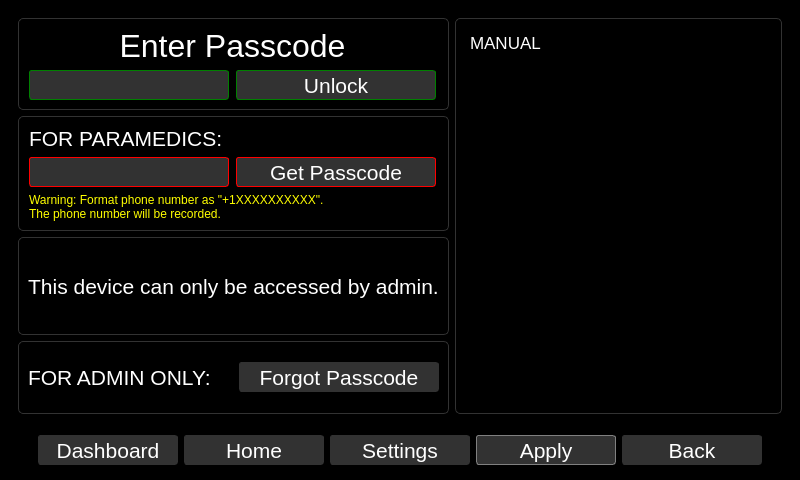
zyl120/Naloxone_Safety_Kit, file qt_design/main_window.ui: the form before one commit.
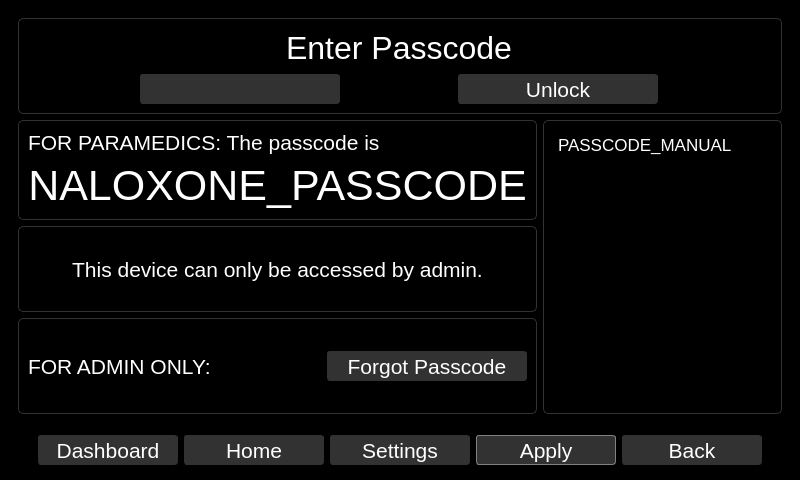
The form after the commit. The open tabs and pages were chosen to show the change.

Commit message: remove retrive passcode function.

What changed in the file:
```diff
--- a/qt_design/main_window.ui
+++ b/qt_design/main_window.ui
@@ -4286,68 +4286,7 @@
       </widget>
       <widget class="QWidget" name="passcodePage">
        <layout class="QGridLayout" name="gridLayout_16">
-        <item row="4" column="0">
-         <widget class="QFrame" name="frame_6">
-          <property name="styleSheet">
-           <string notr="true">.QFrame{border-radius: 5px;border-color:rgb(50,50,50);border-width: 1px;border-style: solid;}</string>
-          </property>
-          <property name="frameShape">
-           <enum>QFrame::StyledPanel</enum>
-          </property>
-          <property name="frameShadow">
-           <enum>QFrame::Raised</enum>
-          </property>
-          <layout class="QGridLayout" name="gridLayout_20">
-           <item row="0" column="2">
-            <widget class="QPushButton" name="forgotPasswordPushButton">
-             <property name="minimumSize">
-              <size>
-               <width>200</width>
-               <height>30</height>
-              </size>
-             </property>
-             <property name="maximumSize">
-              <size>
-               <width>200</width>
-               <height>30</height>
-              </size>
-             </property>
-             <property name="font">
-              <font>
-               <pointsize>16</pointsize>
-              </font>
-             </property>
-             <property name="styleSheet">
-              <string notr="true">color: white; background-color: rgb(50,50,50); border-radius:3px;border-color: rgb(50,50,50);border-width: 1px;border-style: solid;
-</string>
-             </property>
-             <property name="text">
-              <string>Forgot Passcode</string>
-             </property>
-            </widget>
-           </item>
-           <item row="0" column="1">
-            <widget class="QLabel" name="label_10">
-             <property name="font">
-              <font>
-               <pointsize>16</pointsize>
-              </font>
-             </property>
-             <property name="styleSheet">
-              <string notr="true">color:white</string>
-             </property>
-             <property name="text">
-              <string>FOR ADMIN ONLY:</string>
-             </property>
-             <property name="buddy">
-              <cstring>forgotPasswordPushButton</cstring>
-             </property>
-            </widget>
-           </item>
-          </layout>
-         </widget>
-        </item>
-        <item row="1" column="0" rowspan="3">
+        <item row="1" column="0" rowspan="2">
          <layout class="QVBoxLayout" name="verticalLayout_2">
           <item>
            <widget class="QFrame" name="paramedic_frame">
@@ -4360,8 +4299,8 @@
             <property name="frameShadow">
              <enum>QFrame::Raised</enum>
             </property>
-            <layout class="QGridLayout" name="gridLayout_17">
-             <item row="0" column="1" colspan="2">
+            <layout class="QVBoxLayout" name="verticalLayout_33">
+             <item>
               <widget class="QLabel" name="paramedicsLabel">
                <property name="font">
                 <font>
@@ -4372,71 +4311,25 @@
                 <string notr="true">color:white</string>
                </property>
                <property name="text">
-                <string>FOR PARAMEDICS:</string>
+                <string>FOR PARAMEDICS: The passcode is</string>
                </property>
               </widget>
              </item>
-             <item row="3" column="1" colspan="2">
-              <widget class="QLabel" name="label_20">
-               <property name="styleSheet">
-                <string notr="true">color:yellow</string>
-               </property>
-               <property name="text">
-                <string>Warning: Format phone number as &quot;+1XXXXXXXXXX&quot;.
-The phone number will be recorded.</string>
-               </property>
-              </widget>
-             </item>
-             <item row="2" column="1">
-              <widget class="QLineEdit" name="paramedicsPhoneNumberLineEdit">
-               <property name="minimumSize">
-                <size>
-                 <width>200</width>
-                 <height>30</height>
-                </size>
-               </property>
-               <property name="maximumSize">
-                <size>
-                 <width>200</width>
-                 <height>30</height>
-                </size>
-               </property>
+             <item>
+              <widget class="QLabel" name="naloxone_passcode_label">
                <property name="font">
                 <font>
-                 <pointsize>16</pointsize>
+                 <pointsize>32</pointsize>
                 </font>
                </property>
                <property name="styleSheet">
-                <string notr="true">color: white; background-color: rgb(50,50,50); border-radius:3px;border-color: red;border-width: 1px;border-style: solid;
-</string>
+                <string notr="true">color:white</string>
                </property>
-              </widget>
-             </item>
-             <item row="2" column="2">
-              <widget class="QPushButton" name="getPasscodePushButton">
-               <property name="minimumSize">
-                <size>
-                 <width>200</width>
-                 <height>30</height>
-                </size>
-               </property>
-               <property name="maximumSize">
-                <size>
-                 <width>200</width>
-                 <height>30</height>
-                </size>
-               </property>
-               <property name="font">
-                <font>
-                 <pointsize>16</pointsize>
-                </font>
-               </property>
-               <property name="styleSheet">
-                <string notr="true">color: white; background-color: rgb(50,50,50); border-radius:3px;border-color: red;border-width: 1px;border-style: solid;
-</string>
-               </property>
                <property name="text">
-                <string>Get Passcode</string>
+                <string>NALOXONE_PASSCODE</string>
+               </property>
+               <property name="alignment">
+                <set>Qt::AlignCenter</set>
                </property>
               </widget>
              </item>
@@ -4478,7 +4371,68 @@
           </item>
          </layout>
         </item>
-        <item row="0" column="0">
+        <item row="3" column="0">
+         <widget class="QFrame" name="frame_6">
+          <property name="styleSheet">
+           <string notr="true">.QFrame{border-radius: 5px;border-color:rgb(50,50,50);border-width: 1px;border-style: solid;}</string>
+          </property>
+          <property name="frameShape">
+           <enum>QFrame::StyledPanel</enum>
+          </property>
+          <property name="frameShadow">
+           <enum>QFrame::Raised</enum>
+          </property>
+          <layout class="QGridLayout" name="gridLayout_20">
+           <item row="0" column="2">
+            <widget class="QPushButton" name="forgotPasswordPushButton">
+             <property name="minimumSize">
+              <size>
+               <width>200</width>
+               <height>30</height>
+              </size>
+             </property>
+             <property name="maximumSize">
+              <size>
+               <width>200</width>
+               <height>30</height>
+              </size>
+             </property>
+             <property name="font">
+              <font>
+               <pointsize>16</pointsize>
+              </font>
+             </property>
+             <property name="styleSheet">
+              <string notr="true">color: white; background-color: rgb(50,50,50); border-radius:3px;border-color: rgb(50,50,50);border-width: 1px;border-style: solid;
+</string>
+             </property>
+             <property name="text">
+              <string>Forgot Passcode</string>
+             </property>
+            </widget>
+           </item>
+           <item row="0" column="1">
+            <widget class="QLabel" name="label_10">
+             <property name="font">
+              <font>
+               <pointsize>16</pointsize>
+              </font>
+             </property>
+             <property name="styleSheet">
+              <string notr="true">color:white</string>
+             </property>
+             <property name="text">
+              <string>FOR ADMIN ONLY:</string>
+             </property>
+             <property name="buddy">
+              <cstring>forgotPasswordPushButton</cstring>
+             </property>
+            </widget>
+           </item>
+          </layout>
+         </widget>
+        </item>
+        <item row="0" column="0" colspan="2">
          <widget class="QFrame" name="frame_3">
           <property name="autoFillBackground">
            <bool>false</bool>
@@ -4531,7 +4485,7 @@
               </font>
              </property>
              <property name="styleSheet">
-              <string notr="true">color: white; background-color: rgb(50,50,50); border-radius:3px;border-color: green;border-width: 1px;border-style: solid;
+              <string notr="true">color: white; background-color: rgb(50,50,50); border-radius:3px;border-color: rgb(50,50,50);border-width: 1px;border-style: solid;
 </string>
              </property>
              <property name="text">
@@ -4572,7 +4526,7 @@
               </font>
              </property>
              <property name="styleSheet">
-              <string notr="true">color: white; background-color: rgb(50,50,50); border-radius:3px;border-color: green;border-width: 1px;border-style: solid;
+              <string notr="true">color: white; background-color: rgb(50,50,50); border-radius:3px;border-color: rgb(50,50,50);border-width: 1px;border-style: solid;
 </string>
              </property>
              <property name="text">
@@ -4583,7 +4537,7 @@
           </layout>
          </widget>
         </item>
-        <item row="0" column="1" rowspan="5">
+        <item row="1" column="1" rowspan="3">
          <widget class="QFrame" name="frame_7">
           <property name="styleSheet">
            <string notr="true">.QFrame{border-radius: 5px;border-color:rgb(50,50,50);border-width: 1px;border-style: solid;}</string>
@@ -4594,7 +4548,7 @@
           <property name="frameShadow">
            <enum>QFrame::Raised</enum>
           </property>
-          <layout class="QGridLayout" name="gridLayout_18">
+          <layout class="QGridLayout" name="gridLayout_17">
            <item row="0" column="0">
             <widget class="QTextEdit" name="passcodeManual">
              <property name="styleSheet">
@@ -4622,9 +4576,6 @@
 	color: white;
 }</string>
              </property>
-             <property name="frameShadow">
-              <enum>QFrame::Sunken</enum>
-             </property>
              <property name="html">
               <string>&lt;!DOCTYPE HTML PUBLIC &quot;-//W3C//DTD HTML 4.0//EN&quot; &quot;http://www.w3.org/TR/REC-html40/strict.dtd&quot;&gt;
 &lt;html&gt;&lt;head&gt;&lt;meta name=&quot;qrichtext&quot; content=&quot;1&quot; /&gt;&lt;meta charset=&quot;utf-8&quot; /&gt;&lt;style type=&quot;text/css&quot;&gt;
@@ -4633,7 +4584,7 @@
 li.unchecked::marker { content: &quot;\2610&quot;; }
 li.checked::marker { content: &quot;\2612&quot;; }
 &lt;/style&gt;&lt;/head&gt;&lt;body style=&quot; font-family:'.AppleSystemUIFont'; font-size:13pt; font-weight:400; font-style:normal;&quot;&gt;
-&lt;p style=&quot; margin-top:0px; margin-bottom:0px; margin-left:0px; margin-right:0px; -qt-block-indent:0; text-indent:0px;&quot;&gt;MANUAL&lt;/p&gt;&lt;/body&gt;&lt;/html&gt;</string>
+&lt;p style=&quot; margin-top:0px; margin-bottom:0px; margin-left:0px; margin-right:0px; -qt-block-indent:0; text-indent:0px;&quot;&gt;PASSCODE_MANUAL&lt;/p&gt;&lt;/body&gt;&lt;/html&gt;</string>
              </property>
              <property name="textInteractionFlags">
               <set>Qt::NoTextInteraction</set>
```
Left out of the diff: 9 changed lines with no effect on the pictures. The commit also changes 3 other files.
